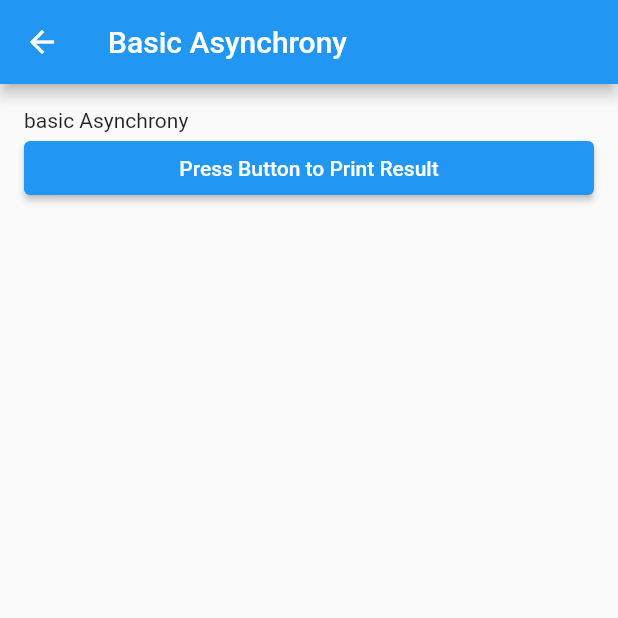
After one commit to adhitamafikri/navigation_basics, a Flutter app: the screen it shows after launch, after a tap on "Go to Basic Asynchrony", on a phone screen of 412 x 824 dp, the top half of it. The commit adds this screen. Run offline on Flutter 3.47's test engine with Material 2 defaults, Android fonts, the phone set to English and light mode, and no system bars.

Commit message:
feat: basic asynchrony

```diff
--- a/lib/main.dart
+++ b/lib/main.dart
@@ -1,7 +1,9 @@
 import 'package:flutter/material.dart';
 import 'package:navigation_basics/classes/screen_arguments.dart';
-import 'routes/home.dart';
-import 'routes/profile.dart';
+
+import 'package:navigation_basics/routes/home.dart';
+import 'package:navigation_basics/routes/profile.dart';
+import 'package:navigation_basics/routes/basic_asynchrony.dart';
 
 void main() {
   runApp(const MyApp());
@@ -33,6 +35,7 @@ class MyApp extends StatelessWidget {
       routes: {
         '/': (context) => const Home(),
         // '/profile': (context) => const Profile(),
+        '/basic-asynchrony': (context) => const BasicAsynchrony(),
       },
 
       // We can also define the routes this way
--- /dev/null
+++ b/lib/routes/basic_asynchrony.dart
@@ -0,0 +1,38 @@
+import 'package:flutter/material.dart';
+import 'package:flutter/src/foundation/key.dart';
+import 'package:flutter/src/widgets/framework.dart';
+
+class BasicAsynchrony extends StatelessWidget {
+  const BasicAsynchrony({Key? key}) : super(key: key);
+
+  void _printAsync(String text) async {
+    await Future.delayed(const Duration(milliseconds: 1000));
+    print(text);
+  }
+
+  void _onButtonClick() async {
+    print('Ane habib jindan');
+    _printAsync('Istilah Kate');
+    print('Jikalau ente ditendang');
+  }
+
+  @override
+  Widget build(BuildContext context) {
+    return Scaffold(
+        appBar: AppBar(title: const Text('Basic Asynchrony')),
+        body: Container(
+          padding: const EdgeInsets.all(16),
+          child: Column(children: [
+            Expanded(
+                child: ListView(
+              children: [
+                const Text('basic Asynchrony'),
+                ElevatedButton(
+                    onPressed: _onButtonClick,
+                    child: const Text('Press Button to Print Result'))
+              ],
+            ))
+          ]),
+        ));
+  }
+}
--- a/lib/routes/home.dart
+++ b/lib/routes/home.dart
@@ -31,6 +31,22 @@ class _HomeState extends State<Home> {
     }
   }
 
+  Future<void> _navigateToBasicAsynchrony(BuildContext context) async {
+    // final result = await Navigator.push(
+    //     context, MaterialPageRoute(builder: (context) => const Profile()));
+
+    /**
+     * Prefer using this `pushNamed` method instead of only `push`
+     * Because we can define the routes just like in vue or react
+     */
+    final result = await Navigator.of(context).pushNamed('/basic-asynchrony');
+
+    if (!mounted) return;
+    if (result != null && result is String) {
+      _showSnackbar(context, result);
+    }
+  }
+
   void _showSnackbar(BuildContext context, String value) {
     SnackBar snackBar = SnackBar(content: Text(value));
     ScaffoldMessenger.of(context).showSnackBar(snackBar);
@@ -49,9 +65,14 @@ class _HomeState extends State<Home> {
                 child: ListView(
               children: [
                 const Text('This is homepage'),
+                const SizedBox(height: 32),
                 ElevatedButton(
                     onPressed: () => _navigateToProfile(context),
                     child: const Text('Go to Profile')),
+                const SizedBox(height: 32),
+                ElevatedButton(
+                    onPressed: () => _navigateToBasicAsynchrony(context),
+                    child: const Text('Go to Basic Asynchrony')),
               ],
             ))
           ]),
```
